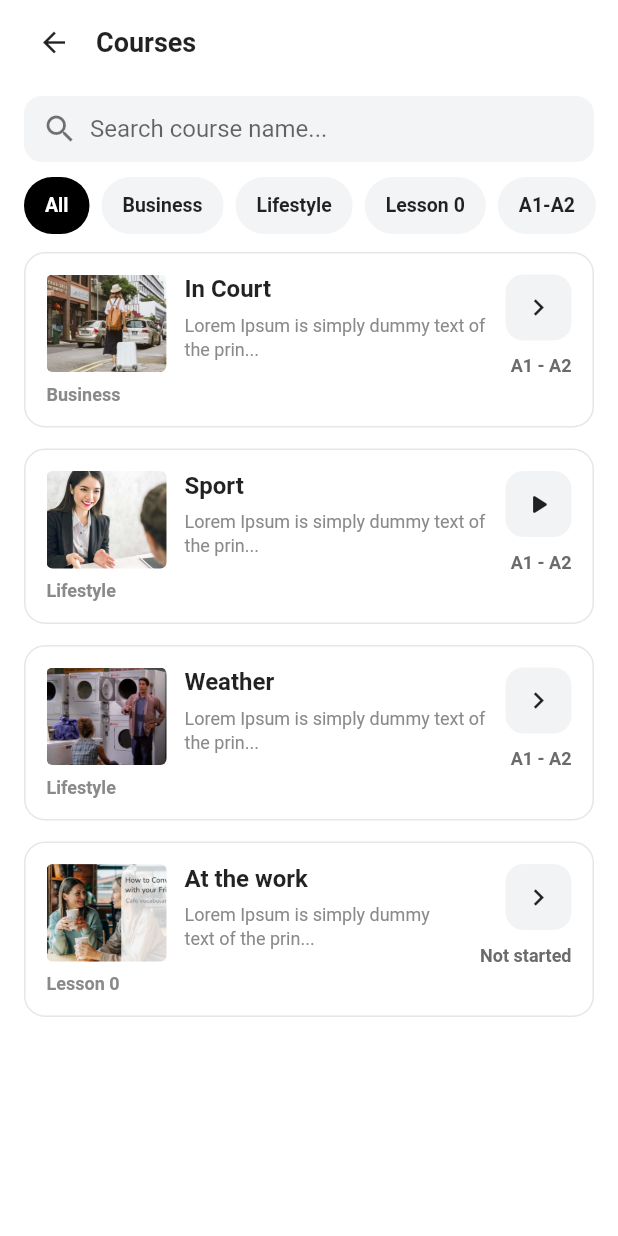
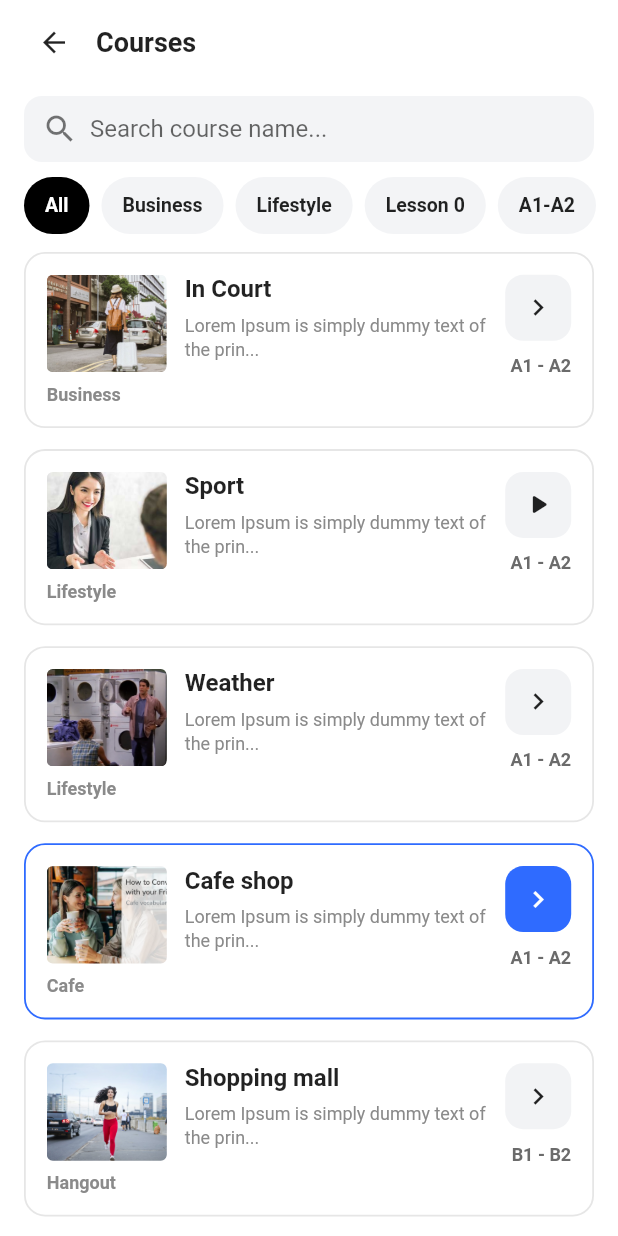
Before and after one commit to DinhHieu2004/study_e_flutter, a Flutter app: the CoursesPage screen opened directly, on a phone screen of 412 x 824 dp. Run offline on Flutter 3.47's test engine with Material 3 defaults, Android fonts, the phone set to English and light mode, and no system bars; our stand-ins replace flutter_riverpod.

Commit message:
feat: add active type courses

```diff
--- a/lib/pages/courses_page.dart
+++ b/lib/pages/courses_page.dart
@@ -23,6 +23,7 @@ class _CoursesPageState extends State<CoursesPage> {
       title: "In Court",
       description: "Lorem Ipsum is simply dummy text of the prin...",
       level: "A1 - A2",
+      isActive: false,
     ),
     _CourseData(
       imagePath: "assets/imgs/business.png",
@@ -31,6 +32,7 @@ class _CoursesPageState extends State<CoursesPage> {
       description: "Lorem Ipsum is simply dummy text of the prin...",
       level: "A1 - A2",
       actionIcon: Icons.play_arrow_rounded,
+      isActive: false,
     ),
     _CourseData(
       imagePath: "assets/imgs/film.png",
@@ -38,13 +40,31 @@ class _CoursesPageState extends State<CoursesPage> {
       title: "Weather",
       description: "Lorem Ipsum is simply dummy text of the prin...",
       level: "A1 - A2",
+      isActive: false,
     ),
     _CourseData(
       imagePath: "assets/imgs/cafe.png",
-      topic: "Lesson 0",
-      title: "At the work",
+      topic: "Cafe",
+      title: "Cafe shop",
       description: "Lorem Ipsum is simply dummy text of the prin...",
-      level: "Not started",
+      level: "A1 - A2",
+      isActive: true,
+    ),
+    _CourseData(
+      imagePath: "assets/imgs/hangout.png",
+      topic: "Hangout",
+      title: "Shopping mall",
+      description: "Lorem Ipsum is simply dummy text of the prin...",
+      level: "B1 - B2",
+      isActive: false,
+    ),
+    _CourseData(
+      imagePath: "assets/imgs/music.png",
+      topic: "Music",
+      title: "Relaxing",
+      description: "Lorem Ipsum is simply dummy text of the prin...",
+      level: "C1 - C2",
+      isActive: false,
     ),
   ];
 
@@ -133,6 +153,9 @@ class _CoursesPageState extends State<CoursesPage> {
                     level: c.level,
                     actionIcon: c.actionIcon,
                     onTap: () {},
+                    status: c.isActive
+                        ? CourseCardStatus.active
+                        : CourseCardStatus.normal,
                   );
                 },
               ),
@@ -249,6 +272,7 @@ class _CourseData {
   final String description;
   final String level;
   final IconData actionIcon;
+  final bool isActive;
 
   const _CourseData({
     required this.imagePath,
@@ -257,5 +281,6 @@ class _CourseData {
     required this.description,
     required this.level,
     this.actionIcon = Icons.chevron_right,
+    this.isActive = false,
   });
 }
--- a/lib/widgets/courses/course_list_item.dart
+++ b/lib/widgets/courses/course_list_item.dart
@@ -1,4 +1,6 @@
 import 'package:flutter/material.dart';
+
+enum CourseCardStatus { normal, active }
 
 class CourseListItem extends StatelessWidget {
   final String imagePath;
@@ -8,6 +10,7 @@ class CourseListItem extends StatelessWidget {
   final String level;
   final IconData actionIcon;
   final VoidCallback? onTap;
+  final CourseCardStatus status;
 
   const CourseListItem({
     super.key,
@@ -18,19 +21,25 @@ class CourseListItem extends StatelessWidget {
     required this.level,
     this.actionIcon = Icons.chevron_right,
     this.onTap,
+    this.status = CourseCardStatus.normal,
   });
 
   @override
   Widget build(BuildContext context) {
-    const borderColor = Color(0xFFE6E6E6);
     const textGrey = Color(0xFF8A8A8A);
+
+    final bool isActive = status == CourseCardStatus.active;
+
+    final Color borderColor = isActive ? const Color(0xFF2F6BFF) : const Color(0xFFE6E6E6);
+    final Color actionBgColor = isActive ? const Color(0xFF2F6BFF) : const Color(0xFFF2F3F5);
+    final Color actionIconColor = isActive ? Colors.white : Colors.black87;
 
     return Container(
       padding: const EdgeInsets.all(14),
       decoration: BoxDecoration(
         color: Colors.white,
         borderRadius: BorderRadius.circular(14),
-        border: Border.all(color: borderColor),
+        border: Border.all(color: borderColor, width: 1.2),
       ),
       child: Row(
         crossAxisAlignment: CrossAxisAlignment.start,
@@ -52,6 +61,8 @@ class CourseListItem extends StatelessWidget {
                 const SizedBox(height: 8),
                 Text(
                   topic,
+                  maxLines: 1,
+                  overflow: TextOverflow.ellipsis,
                   style: const TextStyle(
                     fontSize: 12,
                     fontWeight: FontWeight.w600,
@@ -102,10 +113,14 @@ class CourseListItem extends StatelessWidget {
                   width: 44,
                   height: 44,
                   decoration: BoxDecoration(
-                    color: const Color(0xFFF2F3F5),
+                    color: actionBgColor,
                     borderRadius: BorderRadius.circular(12),
                   ),
-                  child: Icon(actionIcon, size: 22, color: Colors.black87),
+                  child: Icon(
+                    actionIcon,
+                    size: 22,
+                    color: actionIconColor,
+                  ),
                 ),
               ),
               const SizedBox(height: 10),
```
